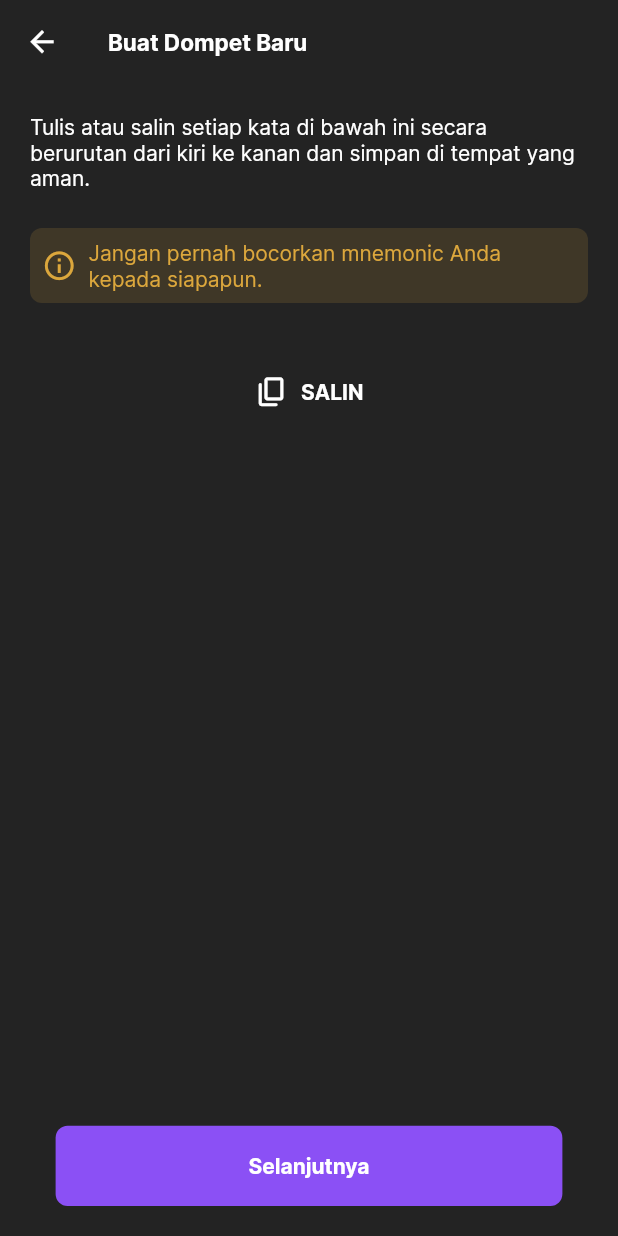
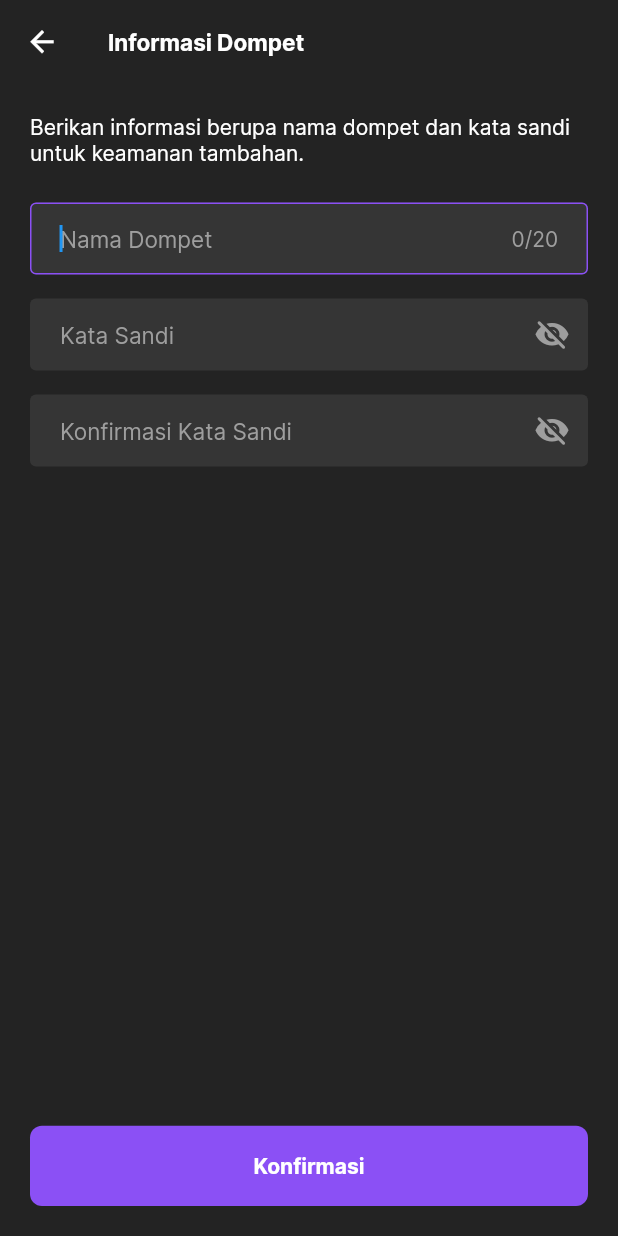
Before and after one commit to arifai/morph_wallet, a Flutter app: the CreateWallet screen opened directly with empty values, after a tap on "Selanjutnya", on a phone screen of 412 x 824 dp. Run offline on Flutter 3.47's test engine with Material 2 defaults, Android fonts, the phone set to English and light mode, and no system bars; our stand-ins replace bloc, flutter_bloc, get_it; missing offline and left inert: bip39.

Commit message:
Add wallet info form screen

```diff
--- a/lib/route_generator.dart
+++ b/lib/route_generator.dart
@@ -2,6 +2,7 @@ import 'package:flutter/material.dart';
 import 'package:morph_wallet/blocs/morph/morph_bloc.dart';
 import 'package:morph_wallet/cores/morph_core.dart';
 import 'package:morph_wallet/screens/create_wallet/create_wallet.dart';
+import 'package:morph_wallet/screens/create_wallet/wallet_info_form.dart';
 import 'package:morph_wallet/screens/empty/empty_screen.dart';
 import 'package:morph_wallet/screens/onboarding/onboarding_screen.dart';
 
@@ -23,6 +24,8 @@ class RouteGenerator {
         return MaterialPageRoute(
           builder: (_) => CreateWallet(mnemonic: args as List<String>),
         );
+      case MorphRoute.walletInfoForm:
+        return MaterialPageRoute(builder: (_) => const WalletInfoFormScreen());
       default:
         return MaterialPageRoute(builder: (_) => const EmptyScreen());
     }
--- a/lib/screens/create_wallet/create_wallet.dart
+++ b/lib/screens/create_wallet/create_wallet.dart
@@ -1,10 +1,12 @@
 import 'package:flutter/material.dart';
 import 'package:flutter/services.dart';
+import 'package:morph_wallet/cores/locator.dart';
 import 'package:morph_wallet/cores/morph_core.dart';
+import 'package:morph_wallet/services/navigation_service.dart';
 import 'package:morph_wallet/size_config.dart';
 import 'package:morph_wallet/widgets/buttons/primary_button.dart';
-import 'package:morph_wallet/widgets/mnemonic_widget.dart';
-import 'package:morph_wallet/widgets/warning_widget.dart';
+import 'package:morph_wallet/widgets/mnemonic/mnemonic_widget.dart';
+import 'package:morph_wallet/widgets/commons/warning_widget.dart';
 
 class CreateWallet extends StatelessWidget {
   final List<String> mnemonic;
@@ -14,6 +16,7 @@ class CreateWallet extends StatelessWidget {
   @override
   Widget build(BuildContext context) {
     SizeConfig().init(context);
+    final NavigationService _navService = locator<NavigationService>();
 
     return Scaffold(
       appBar: AppBar(
@@ -60,7 +63,8 @@ class CreateWallet extends StatelessWidget {
             ),
             PrimaryButton(
               title: 'Selanjutnya',
-              onPressed: () {},
+              onPressed: () =>
+                  _navService.navigateTo(MorphRoute.walletInfoForm),
             ),
           ],
         ),
--- /dev/null
+++ b/lib/screens/create_wallet/wallet_info_form.dart
@@ -0,0 +1,156 @@
+import 'package:flutter/material.dart';
+import 'package:morph_wallet/widgets/buttons/primary_button.dart';
+import 'package:morph_wallet/widgets/form/form_widget.dart';
+
+class WalletInfoFormScreen extends StatefulWidget {
+  const WalletInfoFormScreen({Key? key}) : super(key: key);
+
+  @override
+  State<WalletInfoFormScreen> createState() => _WalletInfoFormScreenState();
+}
+
+class _WalletInfoFormScreenState extends State<WalletInfoFormScreen> {
+  final GlobalKey<FormState> _formKey = GlobalKey<FormState>();
+  final TextEditingController _walletNameCtl = TextEditingController();
+  final TextEditingController _passwordCtl = TextEditingController();
+  final TextEditingController _confirmPasswordCtl = TextEditingController();
+  final _maxLength = 20;
+  var _textLength = 0;
+  bool _isVisible = true;
+
+  @override
+  void dispose() {
+    _walletNameCtl.dispose();
+    _passwordCtl.dispose();
+    _confirmPasswordCtl.dispose();
+    super.dispose();
+  }
+
+  @override
+  Widget build(BuildContext context) {
+    return Scaffold(
+      appBar: AppBar(
+        title: const Text('Informasi Dompet'),
+      ),
+      body: Padding(
+        padding: const EdgeInsets.all(20.0),
+        child: Column(
+          mainAxisSize: MainAxisSize.min,
+          crossAxisAlignment: CrossAxisAlignment.stretch,
+          children: [
+            Expanded(
+              child: Form(
+                key: _formKey,
+                child: ListView(
+                  shrinkWrap: true,
+                  children: [
+                    const Text(
+                        'Berikan informasi berupa nama dompet dan kata sandi untuk keamanan tambahan.'),
+                    Padding(
+                      padding: const EdgeInsets.only(top: 25.0),
+                      child: FormWidget(
+                        hintText: 'Nama Dompet',
+                        controller: _walletNameCtl,
+                        autofocus: true,
+                        maxLength: _maxLength,
+                        textCapitalization: TextCapitalization.sentences,
+                        suffixText:
+                            '${_textLength.toString()}/${_maxLength.toString()}',
+                        keyboardType: TextInputType.text,
+                        textInputAction: TextInputAction.next,
+                        autovalidateMode: AutovalidateMode.onUserInteraction,
+                        onEditingComplete: () => FocusScope.of(context).nextFocus(),
+                        onChanged: (value) {
+                          setState(() => _textLength = value.length);
+                        },
+                        validator: (value) {
+                          if (value == null || value.isEmpty) {
+                            return 'Nama dompet tidak boleh kosong!';
+                          }
+
+                          return null;
+                        },
+                      ),
+                    ),
+                    Padding(
+                      padding: const EdgeInsets.only(top: 16.0),
+                      child: FormWidget(
+                        hintText: 'Kata Sandi',
+                        controller: _passwordCtl,
+                        obscureText: _isVisible,
+                        keyboardType: TextInputType.text,
+                        textInputAction: TextInputAction.next,
+                        autovalidateMode: AutovalidateMode.onUserInteraction,
+                        onEditingComplete: () => FocusScope.of(context).nextFocus(),
+                        onChanged: (value) {
+                          setState(() => value = _passwordCtl.text);
+                        },
+                        suffixIcon: GestureDetector(
+                          onTap: () {
+                            setState(() => _isVisible = !_isVisible);
+                          },
+                          child: Icon(
+                            _isVisible
+                                ? Icons.visibility_off_rounded
+                                : Icons.visibility_rounded,
+                          ),
+                        ),
+                        validator: (value) {
+                          if (value == null || value.isEmpty) {
+                            return 'Kata sandi tidak boleh kosong!';
+                          } else if (value.length < 6) {
+                            return 'Kata sandi minimal berisi 6 karakter';
+                          }
+
+                          return null;
+                        },
+                      ),
+                    ),
+                    Padding(
+                      padding: const EdgeInsets.only(top: 16.0),
+                      child: FormWidget(
+                        hintText: 'Konfirmasi Kata Sandi',
+                        controller: _confirmPasswordCtl,
+                        obscureText: _isVisible,
+                        keyboardType: TextInputType.text,
+                        textInputAction: TextInputAction.done,
+                        autovalidateMode: AutovalidateMode.onUserInteraction,
+                        onEditingComplete: () => FocusScope.of(context).unfocus(),
+                        onChanged: (value) {
+                          setState(() => value = _confirmPasswordCtl.text);
+                        },
+                        suffixIcon: GestureDetector(
+                          onTap: () {
+                            setState(() => _isVisible = !_isVisible);
+                          },
+                          child: Icon(
+                            _isVisible
+                                ? Icons.visibility_off_rounded
+                                : Icons.visibility_rounded,
+                          ),
+                        ),
+                        validator: (value) {
+                          if (value == null || value.isEmpty) {
+                            return 'Konfirmasi kata sandi tidak boleh kosong!';
+                          } else if (value != _passwordCtl.text) {
+                            return 'Konfirmasi kata sandi tidak sama!';
+                          }
+
+                          return null;
+                        },
+                      ),
+                    ),
+                  ],
+                ),
+              ),
+            ),
+            PrimaryButton(
+              title: 'Konfirmasi',
+              onPressed: () {},
+            ),
+          ],
+        ),
+      ),
+    );
+  }
+}
--- /dev/null
+++ b/lib/widgets/form/form_widget.dart
@@ -0,0 +1,73 @@
+import 'package:flutter/material.dart';
+import 'package:morph_wallet/cores/morph_core.dart';
+
+class FormWidget extends StatelessWidget {
+  final String hintText;
+  final TextEditingController? controller;
+  final TextInputType? keyboardType;
+  final String? Function(String?)? validator;
+  final Function(String)? onChanged;
+  final Function(String)? onFieldSubmitted;
+  final Function()? onEditingComplete;
+  final TextInputAction? textInputAction;
+  final TextCapitalization textCapitalization;
+  final AutovalidateMode? autovalidateMode;
+  final int maxLines;
+  final int? maxLength;
+  final bool autofocus;
+  final bool obscureText;
+  final Widget? suffixIcon;
+  final String? suffixText;
+  final String? errorText;
+
+  const FormWidget({
+    Key? key,
+    required this.hintText,
+    this.controller,
+    this.keyboardType,
+    this.validator,
+    this.onChanged,
+    this.onFieldSubmitted,
+    this.onEditingComplete,
+    this.textInputAction,
+    this.textCapitalization = TextCapitalization.none,
+    this.autovalidateMode,
+    this.maxLines = 1,
+    this.maxLength,
+    this.autofocus = false,
+    this.obscureText = false,
+    this.suffixIcon,
+    this.suffixText,
+    this.errorText,
+  }) : super(key: key);
+
+  @override
+  Widget build(BuildContext context) {
+    return TextFormField(
+      maxLines: maxLines,
+      maxLength: maxLength,
+      controller: controller,
+      keyboardType: keyboardType,
+      textInputAction: textInputAction,
+      textCapitalization: textCapitalization,
+      autofocus: autofocus,
+      validator: validator,
+      onChanged: onChanged,
+      obscureText: obscureText,
+      onFieldSubmitted: onFieldSubmitted,
+      autovalidateMode: autovalidateMode,
+      onEditingComplete: onEditingComplete,
+      style: const TextStyle(
+        color: MorphColor.whiteColor,
+        fontSize: 15.0,
+      ),
+      decoration: InputDecoration(
+        hintText: hintText,
+        suffixIcon: suffixIcon,
+        suffixText: suffixText,
+        counterText: '',
+        errorText: errorText,
+      ),
+    );
+  }
+}
```
Also changed, not shown: lib/cores/morph_core.dart (+30 -1 lines), lib/models/account/account.dart (+8 -8 lines), lib/widgets/commons/warning_widget.dart (renamed from lib/widgets/warning_widget.dart), lib/widgets/mnemonic/mnemonic_widget.dart (renamed from lib/widgets/mnemonic_widget.dart).
